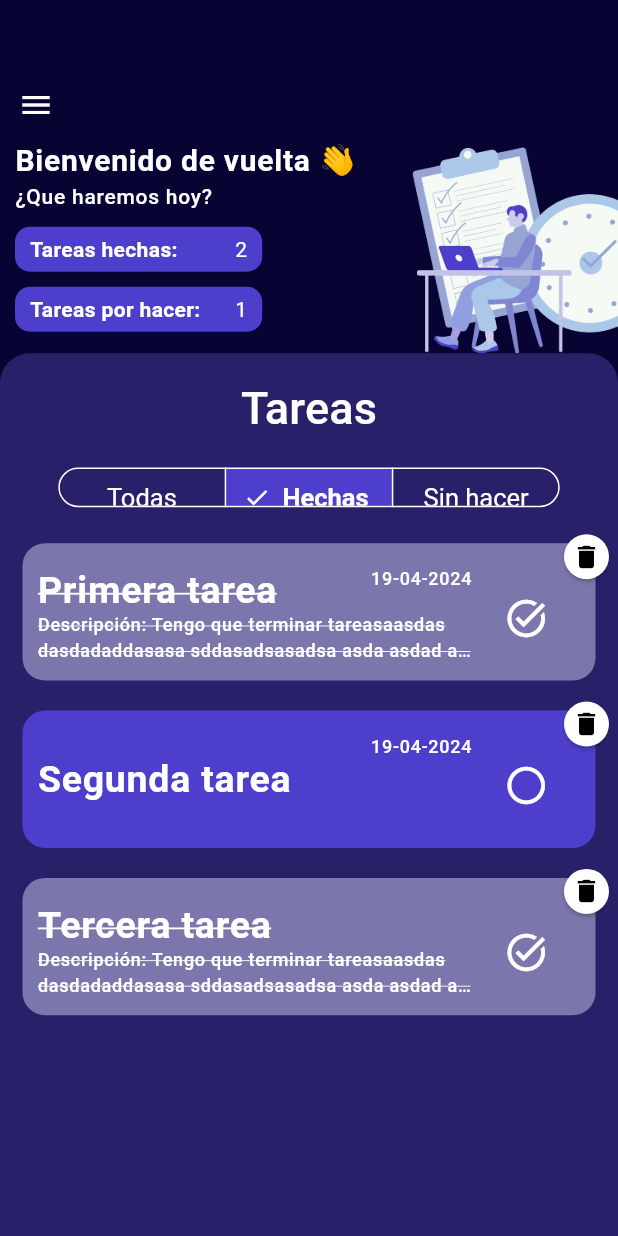
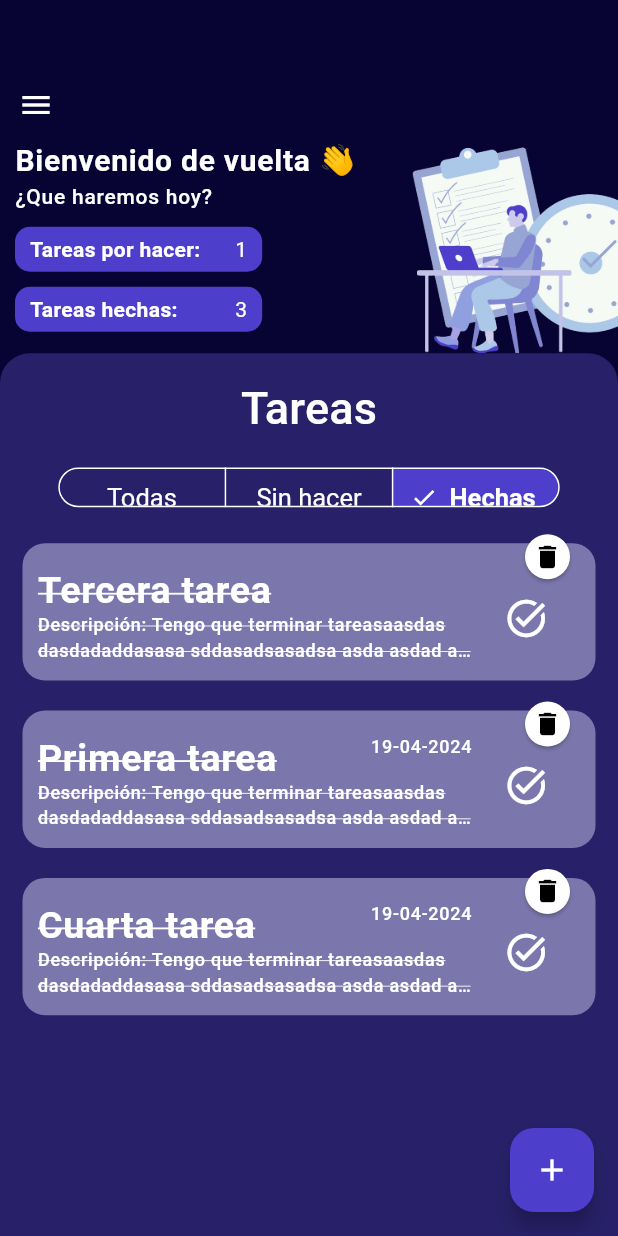
Before and after one commit to Gugodin/ToDoChallenge, a Flutter app: the screen it shows after launch, after a tap on "Tareas por hacer:", after a tap on "Tareas hechas:", on a phone screen of 412 x 824 dp. Run offline on Flutter 3.47's test engine with Material 3 defaults, Android fonts, the phone set to English and light mode, and no system bars; our stand-ins replace auto_route, flutter_riverpod, internet_connection_checker, riverpod_annotation; generated files the repository leaves out were written again.

Commit message:
modal creation task and update task done

```diff
--- a/lib/config/colors/colors.dart
+++ b/lib/config/colors/colors.dart
@@ -6,6 +6,7 @@ class ColorsApp {
   static Color darkColor = const Color(0xFF28216A);
   static Color doneCardColor = const Color(0xFF7B76AB);
   static Color unDoneCardColor = const Color(0xFF4D3ECC);
+  static Color bottomSheetBackGround = const Color(0xFF544F8B);
 
 // For elements
   static Color brigthColor = const Color(0xFF4D3ECC);
--- a/lib/config/themes/theme.dart
+++ b/lib/config/themes/theme.dart
@@ -9,6 +9,26 @@ final themeData = ThemeData(
         primary: ColorsApp.brigthColor,
         secondary: ColorsApp.darkColor),
     scaffoldBackgroundColor: ColorsApp.backGroundColor,
+    bottomSheetTheme: BottomSheetThemeData(
+        backgroundColor: ColorsApp.backGroundColor,
+        modalBarrierColor: Colors.black.withOpacity(0.2)),
+    //Text Form Field theme
+
+    inputDecorationTheme: InputDecorationTheme(
+      filled: true,
+      fillColor: ColorsApp.brigthColor,
+      border: OutlineInputBorder(
+        borderRadius: BorderRadius.circular(10.0),
+        borderSide: BorderSide.none,
+      ),
+    ),
+
+    //Elevated button theme
+    elevatedButtonTheme: ElevatedButtonThemeData(
+        style: ButtonStyle(
+      padding: MaterialStatePropertyAll(EdgeInsets.symmetric(horizontal: 40)),
+      backgroundColor: MaterialStatePropertyAll(ColorsApp.brigthColor),
+    )),
 
     // Segmented button theme
     segmentedButtonTheme: SegmentedButtonThemeData(
--- a/lib/config/urls/urls_server/url_server.dart
+++ b/lib/config/urls/urls_server/url_server.dart
@@ -1,3 +1,4 @@
 // ignore_for_file: constant_identifier_names
 
-const String BASE_URL = 'https://ecsdevapi.nextline.mx/vdev/tasks-challenge';
+const String BASE_URL = 'ecsdevapi.nextline.mx';
+const String TASK_URL = '/vdev/tasks-challenge/task';
--- a/lib/domain/models/task_data/model/task_model.dart
+++ b/lib/domain/models/task_data/model/task_model.dart
@@ -1,4 +1,6 @@
 import 'dart:convert';
+
+import '../../../../infraestructure/helpers/helpers.dart';
 
 // ignore_for_file: public_member_api_docs, sort_constructors_first
 class TaskModel {
@@ -13,7 +15,7 @@ class TaskModel {
   TaskModel({
     this.id,
     required this.title,
-    required this.isComplete,
+    this.isComplete = false,
     this.dueDate,
     this.comments,
     this.description,
@@ -22,9 +24,10 @@ class TaskModel {
 
   Map<String, dynamic> toMap() {
     return <String, dynamic>{
+      'token':'javier',
       'title': title,
-      'is_complete': isComplete,
-      'due_date': dueDate?.millisecondsSinceEpoch,
+      'is_complete': isComplete == true?1:0,
+      'due_date': dueDate != null ? DateHelper.formatDDMMYYYY(dueDate!): null,
       'comments': comments,
       'description': description,
       'tags': tags,
--- a/lib/presentation/common/common.dart
+++ b/lib/presentation/common/common.dart
@@ -1 +1,2 @@
-export 'task_card_widget.dart';
+export 'widgets/widgets.dart';
+export 'modals/modals.dart';
--- /dev/null
+++ b/lib/presentation/common/modals/modals.dart
@@ -0,0 +1 @@
+export 'show_bottom_modal_task.dart';
--- a/lib/presentation/common/task_card_widget.dart
+++ b/lib/presentation/common/widgets/task_card_widget.dart
@@ -1,10 +1,9 @@
-import 'package:flutter/gestures.dart';
 import 'package:flutter/material.dart';
 import 'package:flutter_riverpod/flutter_riverpod.dart';
 import 'package:todoapp/config/colors/colors.dart';
 
-import '../../domain/domain.dart';
-import '../../infraestructure/helpers/helpers.dart';
+import '../../../domain/domain.dart';
+import '../../../infraestructure/helpers/helpers.dart';
 
 class TaskCardWidget extends ConsumerWidget {
   final TaskModel task;
--- /dev/null
+++ b/lib/presentation/common/widgets/widgets.dart
@@ -0,0 +1,3 @@
+export 'task_card_widget.dart';
+export 'task_text_field.dart';
+export 'task_elevated_button.dart';
--- a/lib/presentation/providers/task_provider/task_provider.dart
+++ b/lib/presentation/providers/task_provider/task_provider.dart
@@ -1,32 +1,64 @@
 import 'package:riverpod_annotation/riverpod_annotation.dart';
+import 'package:todoapp/presentation/providers/filter_task_provider/filter_task_provider.dart';
+
+import 'package:todoapp/infraestructure/infraestructure.dart';
 import 'package:todoapp/domain/domain.dart';
 
 part 'task_provider.g.dart';
 
 @riverpod
+TaskUseCases taskUseCases(TaskUseCasesRef ref) {
+  return TaskUseCases(taskGateWay: TaskApi());
+}
+
+@riverpod
 class Task extends _$Task {
   @override
   List<TaskModel> build() {
-    return [
+    List<TaskModel> listTask = [
       TaskModel(
-          id: 10,
+          id: 11,
+          title: 'Cuarta tarea',
+          isComplete: true,
+          description:
+              'Tengo que terminar tareasaasdas dasdadaddasasa sddasadsasadsa asda asdad asdasdad ',
+          dueDate: DateTime.now()),
+      TaskModel(
+          id: 12,
           title: 'Primera tarea',
           isComplete: true,
           description:
               'Tengo que terminar tareasaasdas dasdadaddasasa sddasadsasadsa asda asdad asdasdad ',
           dueDate: DateTime.now()),
       TaskModel(
-          id: 10,
+          id: 13,
           title: 'Segunda tarea',
           isComplete: false,
           dueDate: DateTime.now()),
       TaskModel(
-        id: 10,
+        id: 14,
         title: 'Tercera tarea',
         isComplete: true,
         description:
             'Tengo que terminar tareasaasdas dasdadaddasasa sddasadsasadsa asda asdad asdasdad ',
       )
     ];
+    listTask.sort((a, b) => a.isComplete ? 1 : -1);
+    return listTask;
   }
 }
+
+@riverpod
+List<TaskModel> filteredTask(FilteredTaskRef ref) {
+  final currentFilter = ref.watch(taskFilterProvider);
+  final currentTask = ref.watch(taskProvider);
+
+  switch (currentFilter) {
+    case FilterType.done:
+      return currentTask.where((element) => element.isComplete).toList();
+    case FilterType.undone:
+      return currentTask.where((element) => !element.isComplete).toList();
+    default:
+      return currentTask;
+  }
+}
--- a/lib/presentation/screens/to_do_home_screen.dart/to_do_home_screen.dart
+++ b/lib/presentation/screens/to_do_home_screen.dart/to_do_home_screen.dart
@@ -1,20 +1,42 @@
 import 'package:auto_route/auto_route.dart';
 import 'package:flutter/material.dart';
+import 'package:flutter_riverpod/flutter_riverpod.dart';
 
+import '../../common/modals/modals.dart';
 import 'widgets/widgets.dart';
 
 @RoutePage()
-class ToDoHomeScreen extends StatelessWidget {
+class ToDoHomeScreen extends ConsumerWidget {
   const ToDoHomeScreen({super.key});
 
   @override
-  Widget build(BuildContext context) {
+  Widget build(BuildContext context, WidgetRef ref) {
     return Scaffold(
-      body: Column(
+      resizeToAvoidBottomInset: false,
+      body: const Column(
         children: [
           Expanded(flex: 2, child: HeaderSection()),
-          const Expanded(flex: 5, child: TaskListSection()),
+          Expanded(flex: 5, child: TaskListSection()),
         ],
+      ),
+      floatingActionButton: FloatingActionButton(
+        onPressed: () {
+          print('Realizando peticion');
+          showBottomModalTask(
+              context,
+              IsEditingTaks(
+                  id: 10,
+                  titleTask: 'Tarea edicion',
+                  isCompleted: true,
+                  comments: 'Comentario edicion',
+                  description: 'Descripcion edicion',
+                  dueDate: '2222-22-22',
+                  tags: 'tags'));
+        },
+        child: const Icon(
+          Icons.add,
+          color: Colors.white,
+        ),
       ),
     );
   }
--- a/lib/presentation/screens/to_do_home_screen.dart/widgets/header_section.dart
+++ b/lib/presentation/screens/to_do_home_screen.dart/widgets/header_section.dart
@@ -6,7 +6,6 @@ class HeaderSection extends StatelessWidget {
 
   @override
   Widget build(BuildContext context) {
-    Size size = MediaQuery.of(context).size;
     return const Column(
       children: [
         Expanded(flex: 2, child: _BurgerButtonSection()),
--- a/lib/presentation/screens/to_do_home_screen.dart/widgets/header_section_widgets/header_description_section.dart
+++ b/lib/presentation/screens/to_do_home_screen.dart/widgets/header_section_widgets/header_description_section.dart
@@ -8,7 +8,7 @@ class HeaderDescriptionSection extends ConsumerWidget {
   @override
   Widget build(BuildContext context, WidgetRef ref) {
     final theme = Theme.of(context);
-
+    final taskList = ref.watch(taskProvider);
     return Padding(
       padding: const EdgeInsets.only(left: 10.0, bottom: 15),
       child: Column(
@@ -25,15 +25,23 @@ class HeaderDescriptionSection extends ConsumerWidget {
           ),
           _ContainerDescription(
             theme: theme,
-            title: 'Tareas hechas: ',
-            value: '2',
-            filter: FilterType.done,
+            title: 'Tareas por hacer: ',
+            value: taskList
+                .where((element) => !element.isComplete)
+                .toList()
+                .length
+                .toString(),
+            filter: FilterType.undone,
           ),
           _ContainerDescription(
             theme: theme,
-            title: 'Tareas por hacer: ',
-            value: '1',
-            filter: FilterType.undone,
+            title: 'Tareas hechas: ',
+            value: taskList
+                .where((element) => element.isComplete)
+                .toList()
+                .length
+                .toString(),
+            filter: FilterType.done,
           ),
         ],
       ),
@@ -58,9 +66,8 @@ class _ContainerDescription extends ConsumerWidget {
   Widget build(BuildContext context, ref) {
     Size size = MediaQuery.of(context).size;
     return Container(
-      margin: EdgeInsets.only(top: 10),
+      margin: const EdgeInsets.only(top: 10),
       width: size.width * 0.4,
-      // padding: EdgeInsets.symmetric(vertical: 5, horizontal: 10),
       decoration: BoxDecoration(
           color: theme.colorScheme.primary,
           borderRadius: BorderRadius.circular(10)),
@@ -79,7 +86,7 @@ class _ContainerDescription extends ConsumerWidget {
               children: [
                 Text(
                   title,
-                  style: TextStyle(fontWeight: FontWeight.bold),
+                  style: const TextStyle(fontWeight: FontWeight.bold),
                 ),
                 Text(value),
               ],
--- a/lib/presentation/screens/to_do_home_screen.dart/widgets/to_do_list_section.dart
+++ b/lib/presentation/screens/to_do_home_screen.dart/widgets/to_do_list_section.dart
@@ -37,7 +37,7 @@ class _ListTaskSection extends ConsumerWidget {
 
   @override
   Widget build(BuildContext context, WidgetRef ref) {
-    final taskList = ref.watch(taskProvider);
+    final taskList = ref.watch(filteredTaskProvider);
 
     return ListView.separated(
         padding: EdgeInsets.zero,
@@ -69,15 +69,15 @@ class _SegmentButtonSection extends ConsumerWidget {
                 style: TextStyle(color: Colors.white),
               )),
           ButtonSegment(
+              value: FilterType.undone,
+              label: Text(
+                'Sin hacer',
+                style: TextStyle(color: Colors.white),
+              )),
+          ButtonSegment(
               value: FilterType.done,
               label: Text(
                 'Hechas',
-                style: TextStyle(color: Colors.white),
-              )),
-          ButtonSegment(
-              value: FilterType.undone,
-              label: Text(
-                'Sin hacer',
                 style: TextStyle(color: Colors.white),
               )),
         ],
```
Also changed, not shown: lib/infraestructure/apis/task_api/task_api.dart (+15 -5 lines), lib/infraestructure/helpers/http/http_base.dart (+6 -2 lines), lib/presentation/common/modals/show_bottom_modal_task.dart (added, +258 -0 lines), lib/presentation/common/widgets/task_elevated_button.dart (added, +34 -0 lines), lib/presentation/common/widgets/task_text_field.dart (added, +74 -0 lines), lib/presentation/providers/task_provider/task_provider.g.dart.
